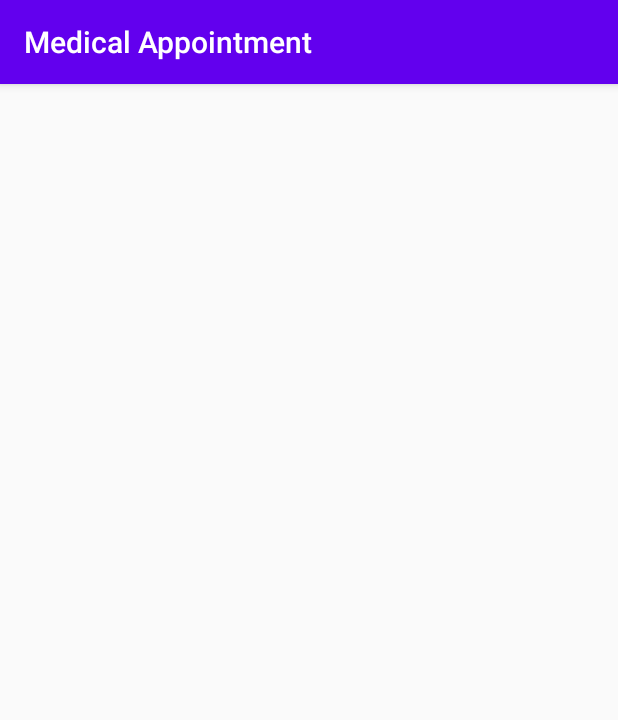
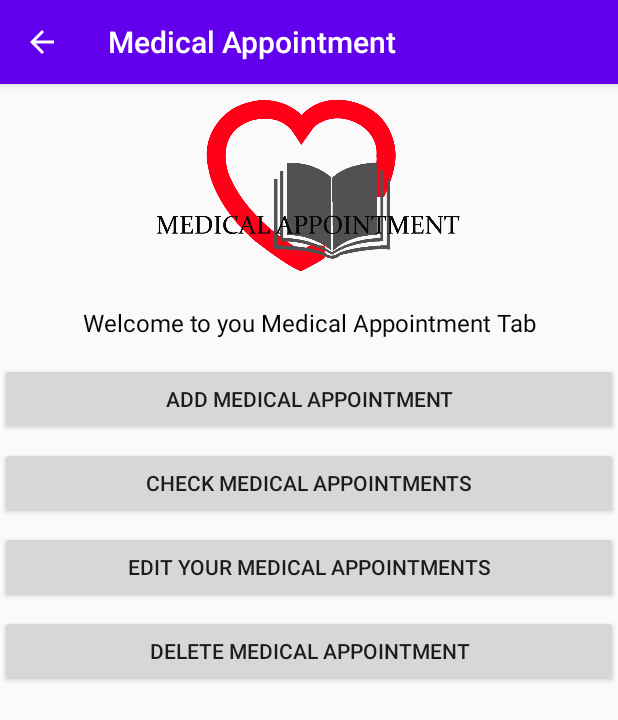
Before and after one commit to DavidsJulio/ConsultaMedica, an Android app: the AppointmentActivity screen opened directly, with no data from a screen before it, on a phone screen of 412 x 824 dp. Shown: the top 720 px of the screen. Run offline under Robolectric (Android 15) with nearby library versions, the phone set to English and light mode, and no system bars.

Commit message:
Design activity_appointment (Criação de buttons) etc,mudança no manifest junção de código que permite implementar seta para voltar à atividade anterior

```diff
--- a/app/src/main/AndroidManifest.xml
+++ b/app/src/main/AndroidManifest.xml
@@ -9,8 +9,22 @@
         android:roundIcon="@mipmap/ic_launcher_round"
         android:supportsRtl="true"
         android:theme="@style/AppTheme">
-        <activity android:name=".AppointmentActivity"></activity>
-        <activity android:name=".PatientActivity" />
+        <activity android:name=".AppointmentActivity"
+            android:parentActivityName=".MainActivity">
+            <!-- The meta-data tag is required if you support API level 15 and lower -->
+            <meta-data
+                android:name="android.support.PARENT_ACTIVITY"
+                android:value=".MainActivity" />
+        </activity>
+
+        <activity android:name=".PatientActivity"
+            android:parentActivityName=".MainActivity">
+            <!-- The meta-data tag is required if you support API level 15 and lower -->
+            <meta-data
+                android:name="android.support.PARENT_ACTIVITY"
+                android:value=".MainActivity" />
+        </activity>
+
         <activity android:name=".MainActivity">
             <intent-filter>
                 <action android:name="android.intent.action.MAIN" />
--- a/app/src/main/res/layout/activity_appointment.xml
+++ b/app/src/main/res/layout/activity_appointment.xml
@@ -6,4 +6,70 @@
     android:layout_height="match_parent"
     tools:context=".AppointmentActivity">
 
+    <ImageView
+        android:id="@+id/imageViewInitial3"
+        android:layout_width="0dp"
+        android:layout_height="124dp"
+        android:layout_marginTop="8dp"
+        android:contentDescription="@string/ViewLogo"
+        android:foregroundGravity="center_horizontal"
+        app:layout_constraintEnd_toEndOf="parent"
+        app:layout_constraintHorizontal_bias="0.0"
+        app:layout_constraintStart_toStartOf="parent"
+        app:layout_constraintTop_toTopOf="parent"
+        app:srcCompat="@drawable/logo" />
+
+    <TextView
+        android:id="@+id/textVAppoint1"
+        android:layout_width="0dp"
+        android:layout_height="wrap_content"
+        android:layout_marginTop="16dp"
+        android:gravity="center_horizontal"
+        android:text="@string/textVAppointment"
+        android:textColor="#050505"
+        android:textSize="16sp"
+        app:layout_constraintEnd_toEndOf="parent"
+        app:layout_constraintStart_toStartOf="parent"
+        app:layout_constraintTop_toBottomOf="@+id/imageViewInitial3" />
+
+    <Button
+        android:id="@+id/btnAddAppoint"
+        android:layout_width="0dp"
+        android:layout_height="wrap_content"
+        android:layout_marginTop="16dp"
+        android:text="@string/btnAddApoint"
+        app:layout_constraintEnd_toEndOf="parent"
+        app:layout_constraintStart_toStartOf="parent"
+        app:layout_constraintTop_toBottomOf="@+id/textVAppoint1" />
+
+    <Button
+        android:id="@+id/btnCheckAppoint"
+        android:layout_width="0dp"
+        android:layout_height="wrap_content"
+        android:layout_marginTop="8dp"
+        android:text="@string/btnCheckAppoint"
+        app:layout_constraintEnd_toEndOf="parent"
+        app:layout_constraintStart_toStartOf="parent"
+        app:layout_constraintTop_toBottomOf="@+id/btnAddAppoint" />
+
+    <Button
+        android:id="@+id/btnEditAppoint"
+        android:layout_width="0dp"
+        android:layout_height="wrap_content"
+        android:layout_marginTop="8dp"
+        android:text="@string/btnEditAppoint"
+        app:layout_constraintEnd_toEndOf="parent"
+        app:layout_constraintStart_toStartOf="parent"
+        app:layout_constraintTop_toBottomOf="@+id/btnCheckAppoint" />
+
+    <Button
+        android:id="@+id/btnDeleteAppoint"
+        android:layout_width="0dp"
+        android:layout_height="wrap_content"
+        android:layout_marginTop="8dp"
+        android:text="@string/btnDeleteAppoint"
+        app:layout_constraintEnd_toEndOf="parent"
+        app:layout_constraintStart_toStartOf="parent"
+        app:layout_constraintTop_toBottomOf="@+id/btnEditAppoint" />
+
 </androidx.constraintlayout.widget.ConstraintLayout>
--- a/app/src/main/res/layout/activity_main.xml
+++ b/app/src/main/res/layout/activity_main.xml
@@ -48,7 +48,7 @@
         android:gravity="center_horizontal"
         android:text="@string/infoInitial"
         android:textColor="#000000"
-        android:textSize="18sp"
+        android:textSize="16sp"
         app:layout_constraintEnd_toEndOf="parent"
         app:layout_constraintStart_toStartOf="parent"
         app:layout_constraintTop_toBottomOf="@+id/imageViewInitial" />
--- a/app/src/main/res/layout/activity_patient.xml
+++ b/app/src/main/res/layout/activity_patient.xml
@@ -27,7 +27,7 @@
         android:gravity="center_horizontal"
         android:text="@string/textVPatient"
         android:textColor="#000000"
-        android:textSize="18sp"
+        android:textSize="16sp"
         app:layout_constraintEnd_toEndOf="parent"
         app:layout_constraintStart_toStartOf="parent"
         app:layout_constraintTop_toBottomOf="@+id/imageViewInitial2" />
--- a/app/src/main/res/values/strings.xml
+++ b/app/src/main/res/values/strings.xml
@@ -1,6 +1,6 @@
 <resources>
     <string name="app_name">Medical Appointment</string>
-    <string name="infoInitial">Welcome to Your Appointment APP!</string>
+    <string name="infoInitial">Welcome to Your Medical Appointment APP!</string>
     <string name="btnPatient">Patient</string>
     <string name="btnAppointment">Appointment</string>
     <string name="textVPatient">Welcome to your Patient Tab</string>
@@ -9,4 +9,9 @@
     <string name="btnCheckPatient">Check Patient</string>
     <string name="btnDeletePatient">Delete Patient</string>
     <string name="ViewLogo">logo</string>
+    <string name="textVAppointment">Welcome to you Medical Appointment Tab</string>
+    <string name="btnAddApoint">Add Medical Appointment</string>
+    <string name="btnCheckAppoint">Check Medical Appointments</string>
+    <string name="btnEditAppoint">Edit Your Medical Appointments</string>
+    <string name="btnDeleteAppoint">Delete Medical Appointment</string>
 </resources>
```
Also changed, not shown: 1 other file.
